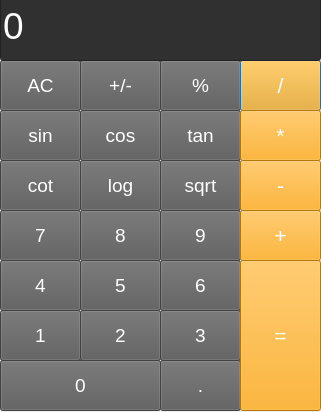
Qt form front.ui (amirhosseinhajian/calculator) before a commit.
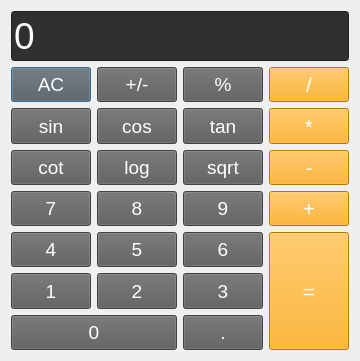
The same form after that commit.

```diff
--- a/front.ui
+++ b/front.ui
@@ -6,8 +6,8 @@
    <rect>
     <x>0</x>
     <y>0</y>
-    <width>321</width>
-    <height>412</height>
+    <width>336</width>
+    <height>361</height>
    </rect>
   </property>
   <property name="font">
@@ -18,37 +18,14 @@
   <property name="windowTitle">
    <string>Dialog</string>
   </property>
-  <widget class="QPushButton" name="btn_div">
-   <property name="geometry">
-    <rect>
-     <x>240</x>
-     <y>60</y>
-     <width>81</width>
-     <height>51</height>
-    </rect>
-   </property>
-   <property name="font">
-    <font>
-     <pointsize>16</pointsize>
-     <bold>false</bold>
-    </font>
-   </property>
-   <property name="styleSheet">
-    <string notr="true">background-color: orange;
-color: white;</string>
-   </property>
-   <property name="text">
-    <string>/</string>
-   </property>
-  </widget>
+  <layout class="QGridLayout" name="gridLayout">
+   <item row="0" column="0" colspan="4">
   <widget class="QLineEdit" name="tb1">
-   <property name="geometry">
-    <rect>
-     <x>0</x>
-     <y>-10</y>
-     <width>321</width>
-     <height>71</height>
-    </rect>
+     <property name="sizePolicy">
+      <sizepolicy hsizetype="Expanding" vsizetype="Expanding">
+       <horstretch>0</horstretch>
+       <verstretch>0</verstretch>
+      </sizepolicy>
    </property>
    <property name="font">
     <font>
@@ -65,156 +42,14 @@
     <string>0</string>
    </property>
   </widget>
-  <widget class="QPushButton" name="btn_mul">
-   <property name="geometry">
-    <rect>
-     <x>240</x>
-     <y>110</y>
-     <width>81</width>
-     <height>51</height>
-    </rect>
-   </property>
-   <property name="font">
-    <font>
-     <pointsize>16</pointsize>
-    </font>
-   </property>
-   <property name="styleSheet">
-    <string notr="true">background-color: orange;
-color: white;</string>
-   </property>
-   <property name="text">
-    <string>*</string>
-   </property>
-  </widget>
-  <widget class="QPushButton" name="btn_sub">
-   <property name="geometry">
-    <rect>
-     <x>240</x>
-     <y>160</y>
-     <width>81</width>
-     <height>51</height>
-    </rect>
-   </property>
-   <property name="font">
-    <font>
-     <pointsize>16</pointsize>
-     <bold>false</bold>
-     <kerning>true</kerning>
-    </font>
-   </property>
-   <property name="styleSheet">
-    <string notr="true">background-color: orange;
-color: white;</string>
-   </property>
-   <property name="text">
-    <string>-</string>
-   </property>
-  </widget>
-  <widget class="QPushButton" name="btn_sum">
-   <property name="geometry">
-    <rect>
-     <x>240</x>
-     <y>210</y>
-     <width>81</width>
-     <height>51</height>
-    </rect>
-   </property>
-   <property name="font">
-    <font>
-     <pointsize>16</pointsize>
-     <bold>false</bold>
-     <kerning>true</kerning>
-    </font>
-   </property>
-   <property name="styleSheet">
-    <string notr="true">background-color: orange;
-color: white;</string>
-   </property>
-   <property name="text">
-    <string>+</string>
-   </property>
-  </widget>
-  <widget class="QPushButton" name="btn_equal">
-   <property name="geometry">
-    <rect>
-     <x>240</x>
-     <y>260</y>
-     <width>81</width>
-     <height>151</height>
-    </rect>
-   </property>
-   <property name="font">
-    <font>
-     <pointsize>16</pointsize>
-     <bold>false</bold>
-     <kerning>true</kerning>
-    </font>
-   </property>
-   <property name="styleSheet">
-    <string notr="true">background-color: orange;
-color: white;</string>
-   </property>
-   <property name="text">
-    <string>=</string>
-   </property>
-  </widget>
-  <widget class="QPushButton" name="btn_module">
-   <property name="geometry">
-    <rect>
-     <x>160</x>
-     <y>60</y>
-     <width>81</width>
-     <height>51</height>
-    </rect>
-   </property>
-   <property name="font">
-    <font>
-     <pointsize>14</pointsize>
-     <bold>false</bold>
-     <kerning>true</kerning>
-    </font>
-   </property>
-   <property name="styleSheet">
-    <string notr="true">background-color: rgb(91, 91, 91);
-color: white;</string>
-   </property>
-   <property name="text">
-    <string>%</string>
-   </property>
-  </widget>
-  <widget class="QPushButton" name="btn_sign">
-   <property name="geometry">
-    <rect>
-     <x>80</x>
-     <y>60</y>
-     <width>81</width>
-     <height>51</height>
-    </rect>
-   </property>
-   <property name="font">
-    <font>
-     <pointsize>14</pointsize>
-     <bold>false</bold>
-     <kerning>true</kerning>
-    </font>
-   </property>
-   <property name="styleSheet">
-    <string notr="true">background-color: rgb(91, 91, 91);
-color: white;</string>
-   </property>
-   <property name="text">
-    <string>+/-</string>
-   </property>
-  </widget>
+   </item>
+   <item row="1" column="0">
   <widget class="QPushButton" name="btn_ac">
-   <property name="geometry">
-    <rect>
-     <x>0</x>
-     <y>60</y>
-     <width>81</width>
-     <height>51</height>
-    </rect>
+     <property name="sizePolicy">
+      <sizepolicy hsizetype="Minimum" vsizetype="Expanding">
+       <horstretch>0</horstretch>
+       <verstretch>0</verstretch>
+      </sizepolicy>
    </property>
    <property name="font">
     <font>
@@ -231,14 +66,86 @@
     <string>AC</string>
    </property>
   </widget>
+   </item>
+   <item row="1" column="1">
+    <widget class="QPushButton" name="btn_sign">
+     <property name="sizePolicy">
+      <sizepolicy hsizetype="Minimum" vsizetype="Expanding">
+       <horstretch>0</horstretch>
+       <verstretch>0</verstretch>
+      </sizepolicy>
+     </property>
+     <property name="font">
+      <font>
+       <pointsize>14</pointsize>
+       <bold>false</bold>
+       <kerning>true</kerning>
+      </font>
+     </property>
+     <property name="styleSheet">
+      <string notr="true">background-color: rgb(91, 91, 91);
+color: white;</string>
+     </property>
+     <property name="text">
+      <string>+/-</string>
+     </property>
+    </widget>
+   </item>
+   <item row="1" column="2">
+    <widget class="QPushButton" name="btn_module">
+     <property name="sizePolicy">
+      <sizepolicy hsizetype="Minimum" vsizetype="Expanding">
+       <horstretch>0</horstretch>
+       <verstretch>0</verstretch>
+      </sizepolicy>
+     </property>
+     <property name="font">
+      <font>
+       <pointsize>14</pointsize>
+       <bold>false</bold>
+       <kerning>true</kerning>
+      </font>
+     </property>
+     <property name="styleSheet">
+      <string notr="true">background-color: rgb(91, 91, 91);
+color: white;</string>
+     </property>
+     <property name="text">
+      <string>%</string>
+     </property>
+    </widget>
+   </item>
+   <item row="1" column="3">
+    <widget class="QPushButton" name="btn_div">
+     <property name="sizePolicy">
+      <sizepolicy hsizetype="Minimum" vsizetype="Expanding">
+       <horstretch>0</horstretch>
+       <verstretch>0</verstretch>
+      </sizepolicy>
+     </property>
+     <property name="font">
+      <font>
+       <pointsize>16</pointsize>
+       <bold>false</bold>
+       <kerning>false</kerning>
+      </font>
+     </property>
+     <property name="styleSheet">
+      <string notr="true">background-color: orange;
+color: white;</string>
+     </property>
+     <property name="text">
+      <string>/</string>
+     </property>
+    </widget>
+   </item>
+   <item row="2" column="0">
   <widget class="QPushButton" name="btn_sin">
-   <property name="geometry">
-    <rect>
-     <x>0</x>
-     <y>110</y>
-     <width>81</width>
-     <height>51</height>
-    </rect>
+     <property name="sizePolicy">
+      <sizepolicy hsizetype="Minimum" vsizetype="Expanding">
+       <horstretch>0</horstretch>
+       <verstretch>0</verstretch>
+      </sizepolicy>
    </property>
    <property name="font">
     <font>
@@ -255,38 +162,14 @@
     <string>sin</string>
    </property>
   </widget>
-  <widget class="QPushButton" name="btn_tan">
-   <property name="geometry">
-    <rect>
-     <x>160</x>
-     <y>110</y>
-     <width>81</width>
-     <height>51</height>
-    </rect>
-   </property>
-   <property name="font">
-    <font>
-     <pointsize>14</pointsize>
-     <bold>false</bold>
-     <kerning>true</kerning>
-    </font>
-   </property>
-   <property name="styleSheet">
-    <string notr="true">background-color: rgb(91, 91, 91);
-color: white;</string>
-   </property>
-   <property name="text">
-    <string>tan</string>
-   </property>
-  </widget>
+   </item>
+   <item row="2" column="1">
   <widget class="QPushButton" name="btn_cos">
-   <property name="geometry">
-    <rect>
-     <x>80</x>
-     <y>110</y>
-     <width>81</width>
-     <height>51</height>
-    </rect>
+     <property name="sizePolicy">
+      <sizepolicy hsizetype="Minimum" vsizetype="Expanding">
+       <horstretch>0</horstretch>
+       <verstretch>0</verstretch>
+      </sizepolicy>
    </property>
    <property name="font">
     <font>
@@ -303,14 +186,61 @@
     <string>cos</string>
    </property>
   </widget>
+   </item>
+   <item row="2" column="2">
+    <widget class="QPushButton" name="btn_tan">
+     <property name="sizePolicy">
+      <sizepolicy hsizetype="Minimum" vsizetype="Expanding">
+       <horstretch>0</horstretch>
+       <verstretch>0</verstretch>
+      </sizepolicy>
+     </property>
+     <property name="font">
+      <font>
+       <pointsize>14</pointsize>
+       <bold>false</bold>
+       <kerning>true</kerning>
+      </font>
+     </property>
+     <property name="styleSheet">
+      <string notr="true">background-color: rgb(91, 91, 91);
+color: white;</string>
+     </property>
+     <property name="text">
+      <string>tan</string>
+     </property>
+    </widget>
+   </item>
+   <item row="2" column="3">
+    <widget class="QPushButton" name="btn_mul">
+     <property name="sizePolicy">
+      <sizepolicy hsizetype="Minimum" vsizetype="Expanding">
+       <horstretch>0</horstretch>
+       <verstretch>0</verstretch>
+      </sizepolicy>
+     </property>
+     <property name="font">
+      <font>
+       <pointsize>16</pointsize>
+       <kerning>false</kerning>
+      </font>
+     </property>
+     <property name="styleSheet">
+      <string notr="true">background-color: orange;
+color: white;</string>
+     </property>
+     <property name="text">
+      <string>*</string>
+     </property>
+    </widget>
+   </item>
+   <item row="3" column="0">
   <widget class="QPushButton" name="btn_cot">
-   <property name="geometry">
-    <rect>
-     <x>0</x>
-     <y>160</y>
-     <width>81</width>
-     <height>51</height>
-    </rect>
+     <property name="sizePolicy">
+      <sizepolicy hsizetype="Minimum" vsizetype="Expanding">
+       <horstretch>0</horstretch>
+       <verstretch>0</verstretch>
+      </sizepolicy>
    </property>
    <property name="font">
     <font>
@@ -327,38 +257,14 @@
     <string>cot</string>
    </property>
   </widget>
-  <widget class="QPushButton" name="btn_sqrt">
-   <property name="geometry">
-    <rect>
-     <x>160</x>
-     <y>160</y>
-     <width>81</width>
-     <height>51</height>
-    </rect>
-   </property>
-   <property name="font">
-    <font>
-     <pointsize>14</pointsize>
-     <bold>false</bold>
-     <kerning>true</kerning>
-    </font>
-   </property>
-   <property name="styleSheet">
-    <string notr="true">background-color: rgb(91, 91, 91);
-color: white;</string>
-   </property>
-   <property name="text">
-    <string>sqrt</string>
-   </property>
-  </widget>
+   </item>
+   <item row="3" column="1">
   <widget class="QPushButton" name="btn_log">
-   <property name="geometry">
-    <rect>
-     <x>80</x>
-     <y>160</y>
-     <width>81</width>
-     <height>51</height>
-    </rect>
+     <property name="sizePolicy">
+      <sizepolicy hsizetype="Minimum" vsizetype="Expanding">
+       <horstretch>0</horstretch>
+       <verstretch>0</verstretch>
+      </sizepolicy>
    </property>
    <property name="font">
     <font>
@@ -375,14 +281,14 @@
     <string>log</string>
    </property>
   </widget>
-  <widget class="QPushButton" name="btn_6">
-   <property name="geometry">
-    <rect>
-     <x>160</x>
-     <y>260</y>
-     <width>81</width>
-     <height>51</height>
-    </rect>
+   </item>
+   <item row="3" column="2">
+    <widget class="QPushButton" name="btn_sqrt">
+     <property name="sizePolicy">
+      <sizepolicy hsizetype="Minimum" vsizetype="Expanding">
+       <horstretch>0</horstretch>
+       <verstretch>0</verstretch>
+      </sizepolicy>
    </property>
    <property name="font">
     <font>
@@ -396,17 +302,41 @@
 color: white;</string>
    </property>
    <property name="text">
-    <string>6</string>
-   </property>
-  </widget>
+      <string>sqrt</string>
+     </property>
+    </widget>
+   </item>
+   <item row="3" column="3">
+    <widget class="QPushButton" name="btn_sub">
+     <property name="sizePolicy">
+      <sizepolicy hsizetype="Minimum" vsizetype="Expanding">
+       <horstretch>0</horstretch>
+       <verstretch>0</verstretch>
+      </sizepolicy>
+     </property>
+     <property name="font">
+      <font>
+       <pointsize>16</pointsize>
+       <bold>false</bold>
+       <kerning>true</kerning>
+      </font>
+     </property>
+     <property name="styleSheet">
+      <string notr="true">background-color: orange;
+color: white;</string>
+     </property>
+     <property name="text">
+      <string>-</string>
+     </property>
+    </widget>
+   </item>
+   <item row="4" column="0">
   <widget class="QPushButton" name="btn_7">
-   <property name="geometry">
-    <rect>
-     <x>0</x>
-     <y>210</y>
-     <width>81</width>
-     <height>51</height>
-    </rect>
+     <property name="sizePolicy">
+      <sizepolicy hsizetype="Minimum" vsizetype="Expanding">
+       <horstretch>0</horstretch>
+       <verstretch>0</verstretch>
+      </sizepolicy>
    </property>
    <property name="font">
     <font>
@@ -423,14 +353,14 @@
     <string>7</string>
    </property>
   </widget>
-  <widget class="QPushButton" name="btn_1">
-   <property name="geometry">
-    <rect>
-     <x>0</x>
-     <y>310</y>
-     <width>81</width>
-     <height>51</height>
-    </rect>
+   </item>
+   <item row="4" column="1">
+    <widget class="QPushButton" name="btn_8">
+     <property name="sizePolicy">
+      <sizepolicy hsizetype="Minimum" vsizetype="Expanding">
+       <horstretch>0</horstretch>
+       <verstretch>0</verstretch>
+      </sizepolicy>
    </property>
    <property name="font">
     <font>
@@ -444,17 +374,65 @@
 color: white;</string>
    </property>
    <property name="text">
-    <string>1</string>
-   </property>
-  </widget>
+      <string>8</string>
+     </property>
+    </widget>
+   </item>
+   <item row="4" column="2">
+    <widget class="QPushButton" name="btn_9">
+     <property name="sizePolicy">
+      <sizepolicy hsizetype="Minimum" vsizetype="Expanding">
+       <horstretch>0</horstretch>
+       <verstretch>0</verstretch>
+      </sizepolicy>
+     </property>
+     <property name="font">
+      <font>
+       <pointsize>14</pointsize>
+       <bold>false</bold>
+       <kerning>true</kerning>
+      </font>
+     </property>
+     <property name="styleSheet">
+      <string notr="true">background-color: rgb(91, 91, 91);
+color: white;</string>
+     </property>
+     <property name="text">
+      <string>9</string>
+     </property>
+    </widget>
+   </item>
+   <item row="4" column="3">
+    <widget class="QPushButton" name="btn_sum">
+     <property name="sizePolicy">
+      <sizepolicy hsizetype="Minimum" vsizetype="Expanding">
+       <horstretch>0</horstretch>
+       <verstretch>0</verstretch>
+      </sizepolicy>
+     </property>
+     <property name="font">
+      <font>
+       <pointsize>16</pointsize>
+       <bold>false</bold>
+       <kerning>true</kerning>
+      </font>
+     </property>
+     <property name="styleSheet">
+      <string notr="true">background-color: orange;
+color: white;</string>
+     </property>
+     <property name="text">
+      <string>+</string>
+     </property>
+    </widget>
+   </item>
+   <item row="5" column="0">
   <widget class="QPushButton" name="btn_4">
-   <property name="geometry">
-    <rect>
-     <x>0</x>
-     <y>260</y>
-     <width>81</width>
-     <height>51</height>
-    </rect>
+     <property name="sizePolicy">
+      <sizepolicy hsizetype="Minimum" vsizetype="Expanding">
+       <horstretch>0</horstretch>
+       <verstretch>0</verstretch>
+      </sizepolicy>
    </property>
    <property name="font">
     <font>
@@ -471,14 +449,14 @@
     <string>4</string>
    </property>
   </widget>
+   </item>
+   <item row="5" column="1">
   <widget class="QPushButton" name="btn_5">
-   <property name="geometry">
-    <rect>
-     <x>80</x>
-     <y>260</y>
-     <width>81</width>
-     <height>51</height>
-    </rect>
+     <property name="sizePolicy">
+      <sizepolicy hsizetype="Minimum" vsizetype="Expanding">
+       <horstretch>0</horstretch>
+       <verstretch>0</verstretch>
+      </sizepolicy>
    </property>
    <property name="font">
     <font>
@@ -495,14 +473,14 @@
     <string>5</string>
    </property>
   </widget>
-  <widget class="QPushButton" name="btn_9">
-   <property name="geometry">
-    <rect>
-     <x>160</x>
-     <y>210</y>
-     <width>81</width>
-     <height>51</height>
-    </rect>
+   </item>
+   <item row="5" column="2">
+    <widget class="QPushButton" name="btn_6">
+     <property name="sizePolicy">
+      <sizepolicy hsizetype="Minimum" vsizetype="Expanding">
+       <horstretch>0</horstretch>
+       <verstretch>0</verstretch>
+      </sizepolicy>
    </property>
    <property name="font">
     <font>
@@ -516,17 +494,65 @@
 color: white;</string>
    </property>
    <property name="text">
-    <string>9</string>
-   </property>
-  </widget>
+      <string>6</string>
+     </property>
+    </widget>
+   </item>
+   <item row="5" column="3" rowspan="3">
+    <widget class="QPushButton" name="btn_equal">
+     <property name="sizePolicy">
+      <sizepolicy hsizetype="Minimum" vsizetype="Expanding">
+       <horstretch>0</horstretch>
+       <verstretch>0</verstretch>
+      </sizepolicy>
+     </property>
+     <property name="font">
+      <font>
+       <pointsize>16</pointsize>
+       <bold>false</bold>
+       <kerning>true</kerning>
+      </font>
+     </property>
+     <property name="styleSheet">
+      <string notr="true">background-color: orange;
+color: white;</string>
+     </property>
+     <property name="text">
+      <string>=</string>
+     </property>
+    </widget>
+   </item>
+   <item row="6" column="0">
+    <widget class="QPushButton" name="btn_1">
+     <property name="sizePolicy">
+      <sizepolicy hsizetype="Minimum" vsizetype="Expanding">
+       <horstretch>0</horstretch>
+       <verstretch>0</verstretch>
+      </sizepolicy>
+     </property>
+     <property name="font">
+      <font>
+       <pointsize>14</pointsize>
+       <bold>false</bold>
+       <kerning>true</kerning>
+      </font>
+     </property>
+     <property name="styleSheet">
+      <string notr="true">background-color: rgb(91, 91, 91);
+color: white;</string>
+     </property>
+     <property name="text">
+      <string>1</string>
+     </property>
+    </widget>
+   </item>
+   <item row="6" column="1">
   <widget class="QPushButton" name="btn_2">
-   <property name="geometry">
-    <rect>
-     <x>80</x>
-     <y>310</y>
-     <width>81</width>
-     <height>51</height>
-    </rect>
+     <property name="sizePolicy">
+      <sizepolicy hsizetype="Minimum" vsizetype="Expanding">
+       <horstretch>0</horstretch>
+       <verstretch>0</verstretch>
+      </sizepolicy>
    </property>
    <property name="font">
     <font>
@@ -543,38 +569,14 @@
     <string>2</string>
    </property>
   </widget>
-  <widget class="QPushButton" name="btn_8">
-   <property name="geometry">
-    <rect>
-     <x>80</x>
-     <y>210</y>
-     <width>81</width>
-     <height>51</height>
-    </rect>
-   </property>
-   <property name="font">
-    <font>
-     <pointsize>14</pointsize>
-     <bold>false</bold>
-     <kerning>true</kerning>
-    </font>
-   </property>
-   <property name="styleSheet">
-    <string notr="true">background-color: rgb(91, 91, 91);
-color: white;</string>
-   </property>
-   <property name="text">
-    <string>8</string>
-   </property>
-  </widget>
+   </item>
+   <item row="6" column="2">
   <widget class="QPushButton" name="btn_3">
-   <property name="geometry">
-    <rect>
-     <x>160</x>
-     <y>310</y>
-     <width>81</width>
-     <height>51</height>
-    </rect>
+     <property name="sizePolicy">
+      <sizepolicy hsizetype="Minimum" vsizetype="Expanding">
+       <horstretch>0</horstretch>
+       <verstretch>0</verstretch>
+      </sizepolicy>
    </property>
    <property name="font">
     <font>
@@ -591,14 +593,14 @@
     <string>3</string>
    </property>
   </widget>
+   </item>
+   <item row="7" column="0" colspan="2">
   <widget class="QPushButton" name="btn_0">
-   <property name="geometry">
-    <rect>
-     <x>0</x>
-     <y>360</y>
-     <width>161</width>
-     <height>51</height>
-    </rect>
+     <property name="sizePolicy">
+      <sizepolicy hsizetype="Minimum" vsizetype="Expanding">
+       <horstretch>0</horstretch>
+       <verstretch>0</verstretch>
+      </sizepolicy>
    </property>
    <property name="font">
     <font>
@@ -615,14 +617,14 @@
     <string>0</string>
    </property>
   </widget>
+   </item>
+   <item row="7" column="2">
   <widget class="QPushButton" name="btn_dot">
-   <property name="geometry">
-    <rect>
-     <x>160</x>
-     <y>360</y>
-     <width>81</width>
-     <height>51</height>
-    </rect>
+     <property name="sizePolicy">
+      <sizepolicy hsizetype="Minimum" vsizetype="Expanding">
+       <horstretch>0</horstretch>
+       <verstretch>0</verstretch>
+      </sizepolicy>
    </property>
    <property name="font">
     <font>
@@ -639,6 +641,8 @@
     <string>.</string>
    </property>
   </widget>
+   </item>
+  </layout>
   <zorder>btn_7</zorder>
   <zorder>btn_8</zorder>
   <zorder>btn_9</zorder>
```
Lines whose indentation alone changed are shown as unchanged.
